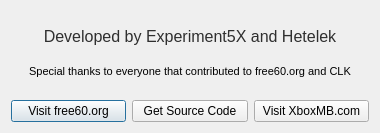
hetelek/XDBF-Manager, file XDBF/about.ui: the form before one commit.
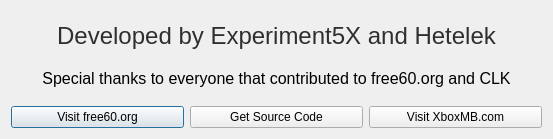
The form after the commit. Icons and pictures are not drawn.

Commit message: fixed fonts and display issues on Mac

Patch:
```diff
--- a/XDBF/about.ui
+++ b/XDBF/about.ui
@@ -6,8 +6,8 @@
    <rect>
     <x>0</x>
     <y>0</y>
-    <width>380</width>
-    <height>133</height>
+    <width>553</width>
+    <height>139</height>
    </rect>
   </property>
   <property name="minimumSize">
@@ -28,10 +28,10 @@
         <string>&lt;!DOCTYPE HTML PUBLIC &quot;-//W3C//DTD HTML 4.0//EN&quot; &quot;http://www.w3.org/TR/REC-html40/strict.dtd&quot;&gt;
 &lt;html&gt;&lt;head&gt;&lt;meta name=&quot;qrichtext&quot; content=&quot;1&quot; /&gt;&lt;style type=&quot;text/css&quot;&gt;
 p, li { white-space: pre-wrap; }
-&lt;/style&gt;&lt;/head&gt;&lt;body style=&quot; font-family:'MS Shell Dlg 2'; font-size:8.25pt; font-weight:400; font-style:normal;&quot;&gt;
-&lt;p align=&quot;center&quot; style=&quot; margin-top:0px; margin-bottom:0px; margin-left:0px; margin-right:0px; -qt-block-indent:0; text-indent:0px;&quot;&gt;&lt;span style=&quot; font-size:12pt; color:#2f2f2f;&quot;&gt;Developed by Experiment5X and Hetelek&lt;/span&gt;&lt;/p&gt;
-&lt;p style=&quot;-qt-paragraph-type:empty; margin-top:0px; margin-bottom:0px; margin-left:0px; margin-right:0px; -qt-block-indent:0; text-indent:0px; font-size:12pt; text-decoration: underline; color:#707070;&quot;&gt;&lt;/p&gt;
-&lt;p align=&quot;center&quot; style=&quot; margin-top:0px; margin-bottom:0px; margin-left:0px; margin-right:0px; -qt-block-indent:0; text-indent:0px;&quot;&gt;&lt;span style=&quot; font-size:8pt;&quot;&gt;Special thanks to everyone that contributed to free60.org and CLK&lt;/span&gt;&lt;/p&gt;&lt;/body&gt;&lt;/html&gt;</string>
+&lt;/style&gt;&lt;/head&gt;&lt;body style=&quot; font-family:'Lucida Grande'; font-size:13pt; font-weight:400; font-style:normal;&quot;&gt;
+&lt;p align=&quot;center&quot; style=&quot; margin-top:0px; margin-bottom:0px; margin-left:0px; margin-right:0px; -qt-block-indent:0; text-indent:0px;&quot;&gt;&lt;span style=&quot; font-family:'MS Shell Dlg 2'; font-size:18pt; color:#2f2f2f;&quot;&gt;Developed by Experiment5X and Hetelek&lt;/span&gt;&lt;/p&gt;
+&lt;p style=&quot;-qt-paragraph-type:empty; margin-top:0px; margin-bottom:0px; margin-left:0px; margin-right:0px; -qt-block-indent:0; text-indent:0px; font-family:'MS Shell Dlg 2'; font-size:12pt; text-decoration: underline; color:#707070;&quot;&gt;&lt;/p&gt;
+&lt;p align=&quot;center&quot; style=&quot; margin-top:0px; margin-bottom:0px; margin-left:0px; margin-right:0px; -qt-block-indent:0; text-indent:0px;&quot;&gt;&lt;span style=&quot; font-family:'MS Shell Dlg 2'; font-size:12pt;&quot;&gt;Special thanks to everyone that contributed to free60.org and CLK&lt;/span&gt;&lt;/p&gt;&lt;/body&gt;&lt;/html&gt;</string>
        </property>
        <property name="wordWrap">
         <bool>true</bool>
```
The commit also changes 9 other files.
